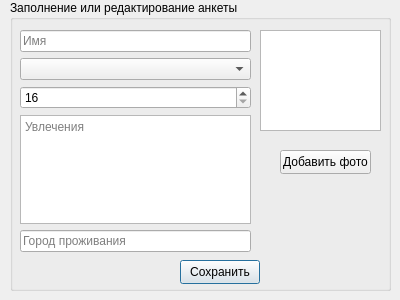
YupiSoftwarePunk/Flirt-Finder, file forms/second.ui: the form before one commit.
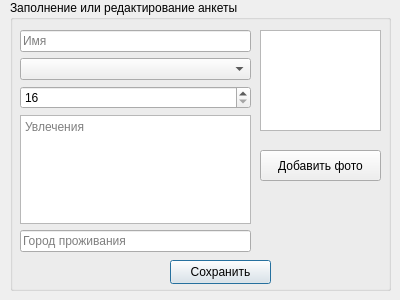
The form after the commit.

```diff
--- a/forms/second.ui
+++ b/forms/second.ui
@@ -31,9 +31,9 @@
    <widget class="QPushButton" name="onSaveData">
     <property name="geometry">
      <rect>
-      <x>170</x>
+      <x>160</x>
       <y>260</y>
-      <width>80</width>
+      <width>101</width>
       <height>24</height>
      </rect>
     </property>
@@ -44,10 +44,10 @@
    <widget class="QPushButton" name="onLoadPhoto">
     <property name="geometry">
      <rect>
-      <x>270</x>
+      <x>250</x>
       <y>150</y>
-      <width>91</width>
-      <height>24</height>
+      <width>121</width>
+      <height>31</height>
      </rect>
     </property>
     <property name="text">
```
